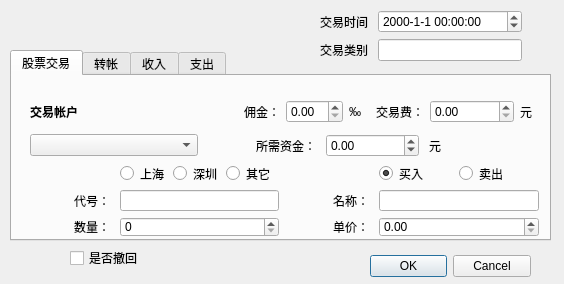
Before: the Qt Designer form myFinanceExchangeWindow.ui in Imrono/myFinance, drawn with Qt 5.
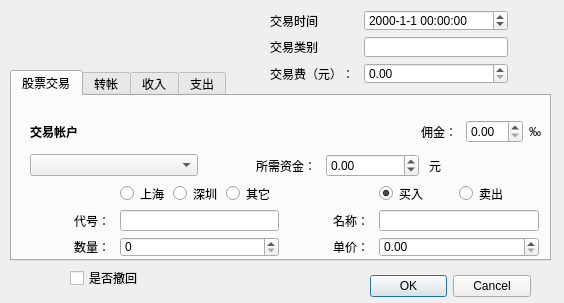
After: the same form once the commit is applied. The open tabs and pages were chosen to show the change.

What changed in the file:
```diff
--- a/myFinanceExchangeWindow.ui
+++ b/myFinanceExchangeWindow.ui
@@ -7,7 +7,7 @@
     <x>0</x>
     <y>0</y>
     <width>564</width>
-    <height>284</height>
+    <height>303</height>
    </rect>
   </property>
   <property name="windowTitle">
@@ -20,7 +20,7 @@
    <property name="geometry">
     <rect>
      <x>370</x>
-     <y>250</y>
+     <y>270</y>
      <width>161</width>
      <height>32</height>
     </rect>
@@ -35,10 +35,10 @@
   <widget class="QWidget" name="formLayoutWidget">
    <property name="geometry">
     <rect>
-     <x>320</x>
+     <x>270</x>
      <y>10</y>
-     <width>202</width>
-     <height>51</height>
+     <width>238</width>
+     <height>74</height>
     </rect>
    </property>
    <layout class="QFormLayout" name="formLayout">
@@ -79,13 +79,33 @@
       </property>
      </widget>
     </item>
+    <item row="2" column="0">
+     <widget class="QLabel" name="labelExchangeFee">
+      <property name="text">
+       <string>交易费（元）：</string>
+      </property>
+      <property name="alignment">
+       <set>Qt::AlignRight|Qt::AlignTrailing|Qt::AlignVCenter</set>
+      </property>
+      <property name="buddy">
+       <cstring>exchangeFeeSpinBox</cstring>
+      </property>
+     </widget>
+    </item>
+    <item row="2" column="1">
+     <widget class="QDoubleSpinBox" name="exchangeFeeSpinBox">
+      <property name="maximum">
+       <double>100000.000000000000000</double>
+      </property>
+     </widget>
+    </item>
    </layout>
   </widget>
   <widget class="QTabWidget" name="tabWidget">
    <property name="geometry">
     <rect>
      <x>10</x>
-     <y>50</y>
+     <y>70</y>
      <width>541</width>
      <height>191</height>
     </rect>
@@ -111,7 +131,7 @@
      </property>
      <layout class="QVBoxLayout" name="vlMoneyAccount" stretch="0,0">
       <item>
-       <layout class="QHBoxLayout" name="horizontalLayout" stretch="10,1,1,1,2,2,1">
+       <layout class="QHBoxLayout" name="horizontalLayout" stretch="10,1,1,0">
         <item>
          <widget class="QLabel" name="labelAccount1">
           <property name="font">
@@ -149,33 +169,6 @@
           </property>
          </widget>
         </item>
-        <item>
-         <widget class="QLabel" name="labelExchangeFee">
-          <property name="text">
-           <string>交易费：</string>
-          </property>
-          <property name="alignment">
-           <set>Qt::AlignRight|Qt::AlignTrailing|Qt::AlignVCenter</set>
-          </property>
-          <property name="buddy">
-           <cstring>exchangeFeeSpinBox</cstring>
-          </property>
-         </widget>
-        </item>
-        <item>
-         <widget class="QDoubleSpinBox" name="exchangeFeeSpinBox">
-          <property name="maximum">
-           <double>100000.000000000000000</double>
-          </property>
-         </widget>
-        </item>
-        <item>
-         <widget class="QLabel" name="labelExchangeFee_2">
-          <property name="text">
-           <string>元</string>
-          </property>
-         </widget>
-        </item>
        </layout>
       </item>
       <item>
@@ -803,7 +796,7 @@
    <property name="geometry">
     <rect>
      <x>70</x>
-     <y>250</y>
+     <y>270</y>
      <width>71</width>
      <height>16</height>
     </rect>
```
Left out of the diff: 9 changed lines with no effect on the pictures.
